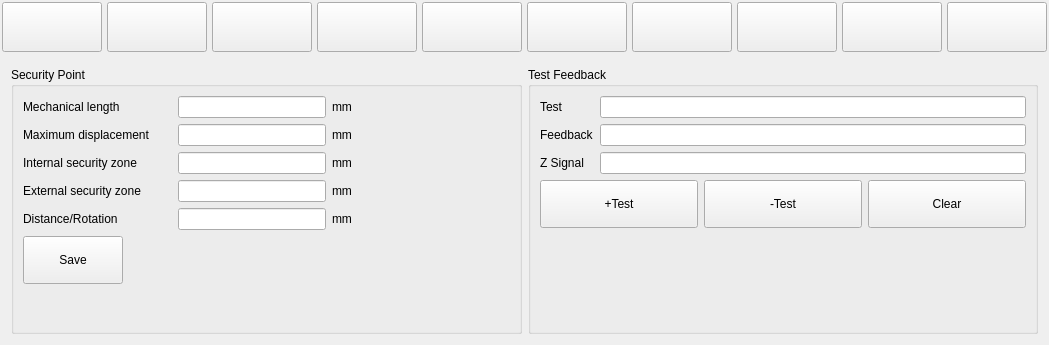
First picture: the form in hcsettings/icmachinestructpage.ui, repository GaussCheng/2-5AxisPunch, before the edit.
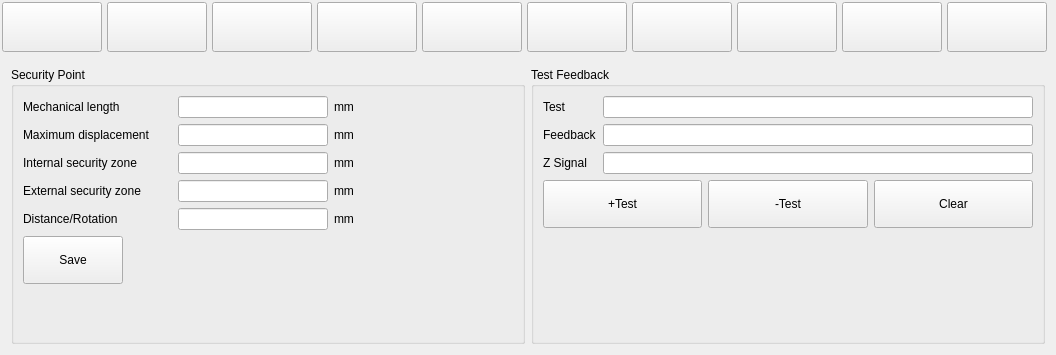
Second picture: the form after the edit. Custom widgets are drawn as their Qt base class.

What changed in the file:
```diff
--- a/hcsettings/icmachinestructpage.ui
+++ b/hcsettings/icmachinestructpage.ui
@@ -6,8 +6,8 @@
    <rect>
     <x>0</x>
     <y>0</y>
-    <width>836</width>
-    <height>345</height>
+    <width>1056</width>
+    <height>355</height>
    </rect>
   </property>
   <property name="windowTitle">
```
